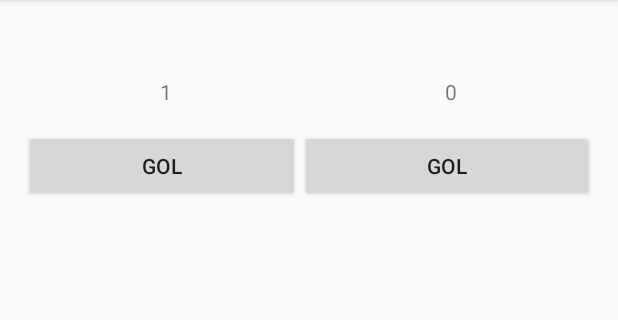
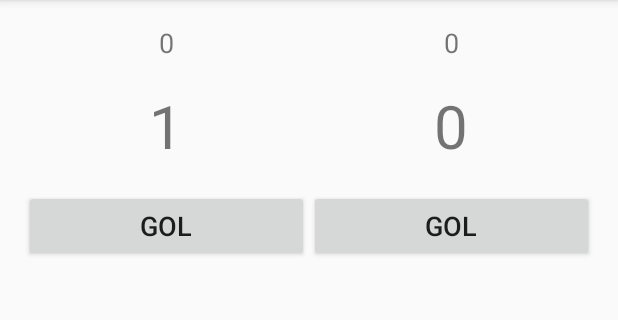
Before and after one commit to hermivaldo/PlacarApp, an Android app: the GameActivity screen opened directly, with no data from a screen before it, after a tap on "GOL", on a phone screen of 412 x 824 dp, the part 84-404 px from its top. Run offline under Robolectric (Android 15) with nearby library versions, the phone set to English and light mode, and no system bars.

Commit message:
Finalização de botões com evento em tela

```diff
--- a/app/src/main/java/br/com/hermivaldo/placarapp/GameActivity.java
+++ b/app/src/main/java/br/com/hermivaldo/placarapp/GameActivity.java
@@ -14,12 +14,20 @@ public class GameActivity extends AppCompatActivity {
     private TextView time1;
     private TextView time2;
 
+
+    private TextView txtCasa;
+    private TextView txtVisi;
+    private int golCasa ;
+    private int golVisitante ;
+
     @Override
     protected void onCreate(Bundle savedInstanceState) {
         super.onCreate(savedInstanceState);
         setContentView(R.layout.activity_game);
         time1 = (TextView) findViewById(R.id.timeCasa);
         time2 = (TextView) findViewById(R.id.timeVisitante);
+        txtCasa = (TextView) findViewById(R.id.timeCasaPlacar);
+        txtVisi = (TextView) findViewById(R.id.timeVisitantePlacar);
 
         Intent intent = getIntent();
         ArrayList<String> times = intent.getStringArrayListExtra(MainActivity.PARAMENTO_TIMES);
@@ -28,28 +36,52 @@ public class GameActivity extends AppCompatActivity {
             time2.setText(times.get(1));
         }
 
+        if (getIntent() != null){
+
+            String tmCasa = getIntent().getStringExtra("GOLCASA");
+            String tmVS  = getIntent().getStringExtra("GOLVISITANTE");
+
+            txtCasa.setText(tmCasa);
+            txtVisi.setText(tmVS);
+        }
+
+        if (savedInstanceState != null){
+
+            golCasa = savedInstanceState.getInt("GOLCASA");
+            golVisitante = savedInstanceState.getInt("GOLVISITANTE");
+
+        }
+
+        txtCasa.setText(String.valueOf(golCasa));
+        txtVisi.setText(String.valueOf(golVisitante));
+
+    }
+
+    @Override
+    protected void onSaveInstanceState(Bundle outState) {
+        super.onSaveInstanceState(outState);
+        outState.putInt("GOLCASA", golCasa);
+        outState.putInt("GOLVISITANTE", golVisitante);
     }
 
     public void marcarGol(View view){
 
         Integer idBtnClicado = view.getId();
-        TextView txtPla;
-        int valorVP;
+
         switch (idBtnClicado){
             case (R.id.btGolTime1):
-                findViewById(R.id.timeCasaPlacar);
-                txtPla = (TextView) findViewById(R.id.timeCasaPlacar);
-                valorVP = Integer.parseInt(txtPla.getText().toString());
-                valorVP++;
 
-                txtPla.setText(String.valueOf(valorVP));
+                golCasa = Integer.parseInt(txtCasa.getText().toString());
+                golCasa++;
+
+                txtCasa.setText(String.valueOf(golCasa));
                 //Toast.makeText(this, "BTn1", Toast.LENGTH_SHORT).show();
             break;
             case (R.id.btGolTime2):
-                txtPla = (TextView) findViewById(R.id.timeVisitantePlacar);
-                valorVP = Integer.parseInt(txtPla.getText().toString());
-                valorVP++;
-                txtPla.setText(String.valueOf(valorVP));
+
+                golVisitante = Integer.parseInt(txtVisi.getText().toString());
+                golVisitante++;
+                txtVisi.setText(String.valueOf(golVisitante));
                 //Toast.makeText(this, "BTn2", Toast.LENGTH_SHORT).show();
                 break;
         }
--- a/app/src/main/res/drawable/round_button.xml
+++ b/app/src/main/res/drawable/round_button.xml
@@ -2,7 +2,7 @@
 <selector xmlns:android="http://schemas.android.com/apk/res/android">
     <item android:state_pressed="false">
         <shape android:shape="oval">
-            <solid android:color="@color/accent"/>
+            <solid android:color="@color/divider"/>
         </shape>
     </item>
     <item android:state_pressed="true">
--- a/app/src/main/res/layout/activity_game.xml
+++ b/app/src/main/res/layout/activity_game.xml
@@ -18,18 +18,12 @@
 
         <TextView
             android:id="@+id/timeCasa"
-            android:layout_width="wrap_content"
-            android:layout_weight="0.5"
-            android:layout_height="wrap_content"
-            android:gravity="center"
+            style="@style/placar_titulo"
             tools:text="TIME DA CASAS" />
 
         <TextView
             android:id="@+id/timeVisitante"
-            android:layout_weight="0.5"
-            android:layout_width="wrap_content"
-            android:layout_height="wrap_content"
-            android:gravity="center"
+            style="@style/placar_titulo"
             tools:text="TIME DA VISITANTE" />
 
     </LinearLayout>
@@ -59,21 +53,12 @@
 
         <Button
             android:id="@+id/btGolTime1"
-            android:layout_weight="0.5"
-            android:layout_gravity="center"
-            android:layout_width="wrap_content"
-            android:layout_height="wrap_content"
-            android:onClick="marcarGol"
-            android:text="GOL"/>
+            style="@style/botao_placar"/>
 
         <Button
+            style="@style/botao_placar"
             android:id="@+id/btGolTime2"
-            android:layout_weight="0.56"
-            android:layout_gravity="center"
-            android:layout_width="wrap_content"
-            android:layout_height="wrap_content"
-            android:onClick="marcarGol"
-            android:text="GOL"/>
+            />
 
     </LinearLayout>
 
--- a/app/src/main/res/values-v21/styles.xml
+++ b/app/src/main/res/values-v21/styles.xml
@@ -7,11 +7,26 @@
         <item name="android:statusBarColor">@android:color/transparent</item>
     </style>
 
-    <style name="placar">
-        <item name="android:layout_width">wrap_content</item>
-        <item name="android:layout_height">wrap_content</item>
+    <style name="padrao">
+        <item name="android:layout_width">match_parent</item>
+        <item name="android:layout_height">match_parent</item>
         <item name="android:layout_weight">0.5</item>
+
         <item name="android:text">0</item>
         <item name="android:gravity">center</item>
     </style>
+    <style name="placar" parent="padrao">
+        <item name="android:textSize">40sp</item>
+        <item name="android:text">0</item>
+    </style>
+    <style name="placar_titulo" parent="padrao">
+        <item name="android:textSize">18sp</item>
+    </style>
+
+    <style name="botao_placar" parent="padrao">
+        <item name="android:onClick">marcarGol</item>
+        <item name="android:textSize">18sp</item>
+        <item name="android:text">GOL</item>
+    </style>
+
 </resources>
```
